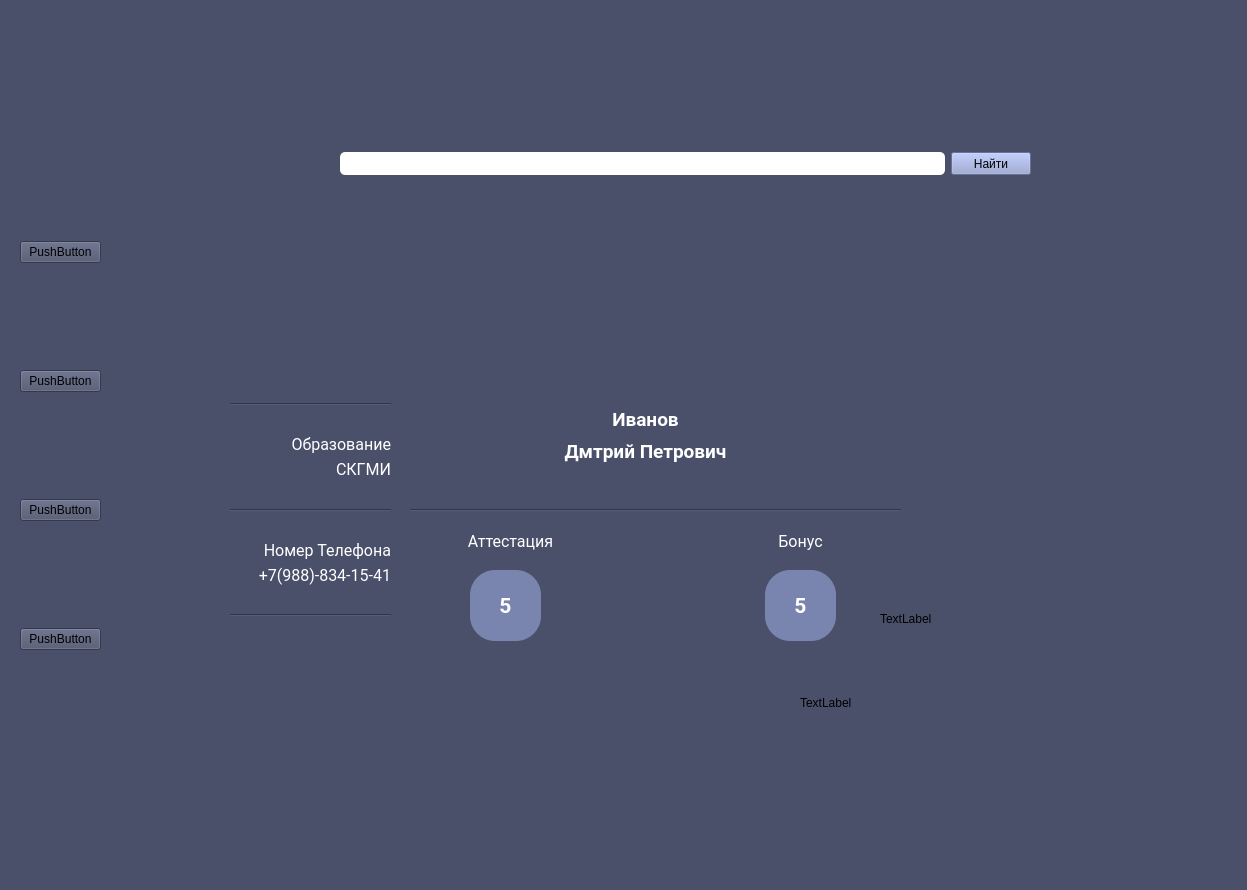
Above: furniture_factory/GUI_designer/main_window.ui from JuryShev/My_project before the change. Below: the same form after it.
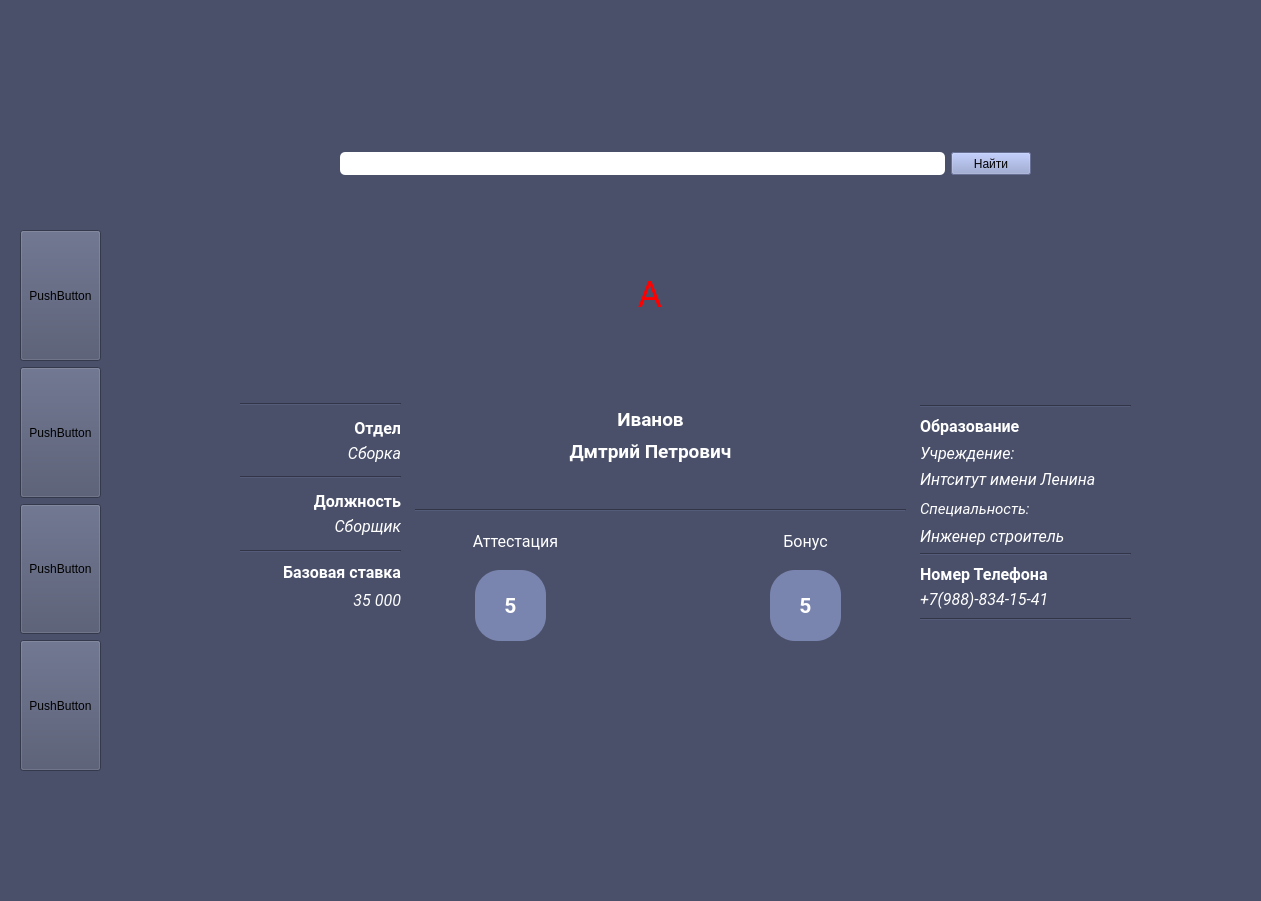
That is the form after the change.

Commit message: remove & edit person add edit date in the label

What changed in the file:
```diff
--- a/furniture_factory/GUI_designer/main_window.ui
+++ b/furniture_factory/GUI_designer/main_window.ui
@@ -6,8 +6,8 @@
    <rect>
     <x>0</x>
     <y>0</y>
-    <width>1247</width>
-    <height>890</height>
+    <width>1261</width>
+    <height>901</height>
    </rect>
   </property>
   <property name="sizePolicy">
@@ -42,147 +42,6 @@
      <number>0</number>
     </property>
     <widget class="QWidget" name="Add_person">
-     <widget class="QWidget" name="verticalLayoutWidget">
-      <property name="geometry">
-       <rect>
-        <x>50</x>
-        <y>310</y>
-        <width>161</width>
-        <height>301</height>
-       </rect>
-      </property>
-      <layout class="QVBoxLayout" name="verticalLayout">
-       <item>
-        <spacer name="verticalSpacer_3">
-         <property name="orientation">
-          <enum>Qt::Vertical</enum>
-         </property>
-         <property name="sizeType">
-          <enum>QSizePolicy::Fixed</enum>
-         </property>
-         <property name="sizeHint" stdset="0">
-          <size>
-           <width>30</width>
-           <height>33</height>
-          </size>
-         </property>
-        </spacer>
-       </item>
-       <item>
-        <widget class="Line" name="line">
-         <property name="orientation">
-          <enum>Qt::Horizontal</enum>
-         </property>
-        </widget>
-       </item>
-       <item>
-        <widget class="QLabel" name="label">
-         <property name="font">
-          <font>
-           <family>Roboto</family>
-           <pointsize>12</pointsize>
-          </font>
-         </property>
-         <property name="styleSheet">
-          <string notr="true">color: rgb(255, 255, 255);</string>
-         </property>
-         <property name="text">
-          <string>Образование</string>
-         </property>
-         <property name="alignment">
-          <set>Qt::AlignBottom|Qt::AlignRight|Qt::AlignTrailing</set>
-         </property>
-        </widget>
-       </item>
-       <item>
-        <widget class="QLabel" name="label_9">
-         <property name="font">
-          <font>
-           <family>Roboto</family>
-           <pointsize>12</pointsize>
-          </font>
-         </property>
-         <property name="styleSheet">
-          <string notr="true">color: rgb(255, 255, 255);</string>
-         </property>
-         <property name="text">
-          <string>СКГМИ</string>
-         </property>
-         <property name="alignment">
-          <set>Qt::AlignRight|Qt::AlignTop|Qt::AlignTrailing</set>
-         </property>
-        </widget>
-       </item>
-       <item>
-        <widget class="Line" name="line_2">
-         <property name="orientation">
-          <enum>Qt::Horizontal</enum>
-         </property>
-        </widget>
-       </item>
-       <item>
-        <widget class="QLabel" name="label_2">
-         <property name="font">
-          <font>
-           <family>Roboto</family>
-           <pointsize>12</pointsize>
-          </font>
-         </property>
-         <property name="styleSheet">
-          <string notr="true">color: rgb(255, 255, 255);</string>
-         </property>
-         <property name="text">
-          <string>Номер Телефона</string>
-         </property>
-         <property name="alignment">
-          <set>Qt::AlignBottom|Qt::AlignRight|Qt::AlignTrailing</set>
-         </property>
-        </widget>
-       </item>
-       <item>
-        <widget class="QLabel" name="label_10">
-         <property name="font">
-          <font>
-           <family>Roboto</family>
-           <pointsize>12</pointsize>
-          </font>
-         </property>
-         <property name="styleSheet">
-          <string notr="true">color: rgb(255, 255, 255);</string>
-         </property>
-         <property name="text">
-          <string>+7(988)-834-15-41</string>
-         </property>
-         <property name="alignment">
-          <set>Qt::AlignRight|Qt::AlignTop|Qt::AlignTrailing</set>
-         </property>
-        </widget>
-       </item>
-       <item>
-        <widget class="Line" name="line_4">
-         <property name="orientation">
-          <enum>Qt::Horizontal</enum>
-         </property>
-        </widget>
-       </item>
-       <item>
-        <spacer name="verticalSpacer_4">
-         <property name="orientation">
-          <enum>Qt::Vertical</enum>
-         </property>
-         <property name="sizeType">
-          <enum>QSizePolicy::Fixed</enum>
-         </property>
-         <property name="sizeHint" stdset="0">
-          <size>
-           <width>20</width>
-           <height>54</height>
-          </size>
-         </property>
-        </spacer>
-       </item>
-      </layout>
-     </widget>
      <widget class="QWidget" name="gridLayoutWidget_2">
       <property name="geometry">
        <rect>
@@ -293,7 +152,7 @@
      <widget class="QLabel" name="Name_1_2">
       <property name="geometry">
        <rect>
-        <x>365</x>
+        <x>370</x>
         <y>380</y>
         <width>201</width>
         <height>41</height>
@@ -320,7 +179,7 @@
      <widget class="QLabel" name="label_4">
       <property name="geometry">
        <rect>
-        <x>365</x>
+        <x>370</x>
         <y>330</y>
         <width>201</width>
         <height>41</height>
@@ -347,7 +206,7 @@
      <widget class="Line" name="line_3">
       <property name="geometry">
        <rect>
-        <x>230</x>
+        <x>235</x>
         <y>440</y>
         <width>491</width>
         <height>20</height>
@@ -360,7 +219,7 @@
      <widget class="QLabel" name="label_5">
       <property name="geometry">
        <rect>
-        <x>520</x>
+        <x>525</x>
         <y>460</y>
         <width>201</width>
         <height>31</height>
@@ -387,7 +246,7 @@
      <widget class="QLabel" name="label_6">
       <property name="geometry">
        <rect>
-        <x>230</x>
+        <x>235</x>
         <y>460</y>
         <width>201</width>
         <height>31</height>
@@ -414,7 +273,7 @@
      <widget class="QLabel" name="label_7">
       <property name="geometry">
        <rect>
-        <x>585</x>
+        <x>590</x>
         <y>510</y>
         <width>71</width>
         <height>71</height>
@@ -444,7 +303,7 @@
      <widget class="QLabel" name="label_8">
       <property name="geometry">
        <rect>
-        <x>290</x>
+        <x>295</x>
         <y>510</y>
         <width>71</width>
         <height>71</height>
@@ -471,30 +330,218 @@
        <set>Qt::AlignCenter</set>
       </property>
      </widget>
+     <widget class="QWidget" name="verticalLayoutWidget_2">
+      <property name="geometry">
+       <rect>
+        <x>60</x>
+        <y>310</y>
+        <width>161</width>
+        <height>301</height>
+       </rect>
+      </property>
+      <layout class="QVBoxLayout" name="verticalLayout_2">
+       <item>
+        <spacer name="verticalSpacer_5">
+         <property name="orientation">
+          <enum>Qt::Vertical</enum>
+         </property>
+         <property name="sizeType">
+          <enum>QSizePolicy::Fixed</enum>
+         </property>
+         <property name="sizeHint" stdset="0">
+          <size>
+           <width>30</width>
+           <height>33</height>
+          </size>
+         </property>
+        </spacer>
+       </item>
+       <item>
+        <widget class="Line" name="line_5">
+         <property name="orientation">
+          <enum>Qt::Horizontal</enum>
+         </property>
+        </widget>
+       </item>
+       <item>
+        <widget class="QLabel" name="label_12">
+         <property name="font">
+          <font>
+           <family>Roboto</family>
+           <pointsize>12</pointsize>
+           <weight>75</weight>
+           <bold>true</bold>
+          </font>
+         </property>
+         <property name="styleSheet">
+          <string notr="true">color: rgb(255, 255, 255);</string>
+         </property>
+         <property name="text">
+          <string>Отдел</string>
+         </property>
+         <property name="alignment">
+          <set>Qt::AlignBottom|Qt::AlignRight|Qt::AlignTrailing</set>
+         </property>
+        </widget>
+       </item>
+       <item>
+        <widget class="QLabel" name="label_13">
+         <property name="font">
+          <font>
+           <family>Roboto</family>
+           <pointsize>12</pointsize>
+           <italic>true</italic>
+          </font>
+         </property>
+         <property name="styleSheet">
+          <string notr="true">color: rgb(255, 255, 255);</string>
+         </property>
+         <property name="text">
+          <string>Сборка</string>
+         </property>
+         <property name="alignment">
+          <set>Qt::AlignRight|Qt::AlignTop|Qt::AlignTrailing</set>
+         </property>
+        </widget>
+       </item>
+       <item>
+        <widget class="Line" name="line_6">
+         <property name="orientation">
+          <enum>Qt::Horizontal</enum>
+         </property>
+        </widget>
+       </item>
+       <item>
+        <widget class="QLabel" name="label_14">
+         <property name="font">
+          <font>
+           <family>Roboto</family>
+           <pointsize>12</pointsize>
+           <weight>75</weight>
+           <bold>true</bold>
+          </font>
+         </property>
+         <property name="styleSheet">
+          <string notr="true">color: rgb(255, 255, 255);</string>
+         </property>
+         <property name="text">
+          <string>Должность</string>
+         </property>
+         <property name="alignment">
+          <set>Qt::AlignBottom|Qt::AlignRight|Qt::AlignTrailing</set>
+         </property>
+        </widget>
+       </item>
+       <item>
+        <widget class="QLabel" name="label_15">
+         <property name="font">
+          <font>
+           <family>Roboto</family>
+           <pointsize>12</pointsize>
+           <italic>true</italic>
+          </font>
+         </property>
+         <property name="styleSheet">
+          <string notr="true">color: rgb(255, 255, 255);</string>
+         </property>
+         <property name="text">
+          <string>Сборщик</string>
+         </property>
+         <property name="alignment">
+          <set>Qt::AlignRight|Qt::AlignTop|Qt::AlignTrailing</set>
+         </property>
+        </widget>
+       </item>
+       <item>
+        <widget class="Line" name="line_7">
+         <property name="orientation">
+          <enum>Qt::Horizontal</enum>
+         </property>
+        </widget>
+       </item>
+       <item>
+        <widget class="QLabel" name="label_18">
+         <property name="font">
+          <font>
+           <family>Roboto</family>
+           <pointsize>12</pointsize>
+           <weight>75</weight>
+           <italic>false</italic>
+           <bold>true</bold>
+          </font>
+         </property>
+         <property name="styleSheet">
+          <string notr="true">color: rgb(255, 255, 255);</string>
+         </property>
+         <property name="text">
+          <string>Базовая ставка</string>
+         </property>
+         <property name="alignment">
+          <set>Qt::AlignRight|Qt::AlignTrailing|Qt::AlignVCenter</set>
+         </property>
+        </widget>
+       </item>
+       <item>
+        <widget class="QLabel" name="label_19">
+         <property name="font">
+          <font>
+           <family>Roboto</family>
+           <pointsize>12</pointsize>
+           <italic>true</italic>
+          </font>
+         </property>
+         <property name="styleSheet">
+          <string notr="true">color: rgb(255, 255, 255);</string>
+         </property>
+         <property name="text">
+          <string>35 000</string>
+         </property>
+         <property name="alignment">
+          <set>Qt::AlignRight|Qt::AlignTop|Qt::AlignTrailing</set>
+         </property>
+        </widget>
+       </item>
+       <item>
+        <spacer name="verticalSpacer_6">
+         <property name="orientation">
+          <enum>Qt::Vertical</enum>
+         </property>
+         <property name="sizeType">
+          <enum>QSizePolicy::Fixed</enum>
+         </property>
+         <property name="sizeHint" stdset="0">
+          <size>
+           <width>20</width>
+           <height>54</height>
+          </size>
+         </property>
+        </spacer>
+       </item>
+      </layout>
+     </widget>
      <widget class="QLabel" name="label_3">
       <property name="geometry">
        <rect>
-        <x>700</x>
-        <y>540</y>
-        <width>159</width>
-        <height>38</height>
+        <x>406</x>
+        <y>170</y>
+        <width>128</width>
+        <height>128</height>
        </rect>
       </property>
-      <property name="text">
-       <string>TextLabel</string>
+      <property name="font">
+       <font>
+        <family>Roboto</family>
+        <pointsize>28</pointsize>
+       </font>
       </property>
-     </widget>
-     <widget class="QLabel" name="label_11">
-      <property name="geometry">
-       <rect>
-        <x>620</x>
-        <y>620</y>
-        <width>159</width>
-        <height>46</height>
-       </rect>
+      <property name="styleSheet">
+       <string notr="true">color: rgb(255, 0, 0);</string>
       </property>
       <property name="text">
-       <string>TextLabel</string>
+       <string>A</string>
+      </property>
+      <property name="alignment">
+       <set>Qt::AlignCenter</set>
       </property>
      </widget>
     </widget>
@@ -505,39 +552,302 @@
     <property name="geometry">
      <rect>
       <x>20</x>
-      <y>140</y>
+      <y>200</y>
       <width>81</width>
       <height>611</height>
      </rect>
     </property>
     <layout class="QVBoxLayout" name="verticalLayout_3">
      <item>
-      <widget class="QPushButton" name="pushButton_3">
+      <spacer name="verticalSpacer_7">
+       <property name="orientation">
+        <enum>Qt::Vertical</enum>
+       </property>
+       <property name="sizeType">
+        <enum>QSizePolicy::Fixed</enum>
+       </property>
+       <property name="sizeHint" stdset="0">
+        <size>
+         <width>20</width>
+         <height>30</height>
+        </size>
+       </property>
+      </spacer>
+     </item>
+     <item>
+      <widget class="QToolButton" name="toolButton_3">
+       <property name="sizePolicy">
+        <sizepolicy hsizetype="Preferred" vsizetype="Preferred">
+         <horstretch>0</horstretch>
+         <verstretch>0</verstretch>
+        </sizepolicy>
+       </property>
        <property name="text">
         <string>PushButton</string>
        </property>
       </widget>
      </item>
      <item>
-      <widget class="QPushButton" name="pushButton_5">
+      <widget class="QToolButton" name="toolButton_5">
+       <property name="sizePolicy">
+        <sizepolicy hsizetype="Preferred" vsizetype="Preferred">
+         <horstretch>0</horstretch>
+         <verstretch>0</verstretch>
+        </sizepolicy>
+       </property>
        <property name="text">
         <string>PushButton</string>
        </property>
       </widget>
      </item>
      <item>
-      <widget class="QPushButton" name="pushButton_4">
+      <widget class="QToolButton" name="toolButton_4">
+       <property name="sizePolicy">
+        <sizepolicy hsizetype="Preferred" vsizetype="Preferred">
+         <horstretch>0</horstretch>
+         <verstretch>0</verstretch>
+        </sizepolicy>
+       </property>
        <property name="text">
         <string>PushButton</string>
        </property>
       </widget>
      </item>
      <item>
-      <widget class="QPushButton" name="pushButton_2">
+      <widget class="QToolButton" name="toolButton_2">
+       <property name="sizePolicy">
+        <sizepolicy hsizetype="Preferred" vsizetype="Preferred">
+         <horstretch>0</horstretch>
+         <verstretch>0</verstretch>
+        </sizepolicy>
+       </property>
        <property name="text">
         <string>PushButton</string>
        </property>
       </widget>
+     </item>
+     <item>
+      <spacer name="verticalSpacer_8">
+       <property name="orientation">
+        <enum>Qt::Vertical</enum>
+       </property>
+       <property name="sizeType">
+        <enum>QSizePolicy::Fixed</enum>
+       </property>
+       <property name="sizeHint" stdset="0">
+        <size>
+         <width>20</width>
+         <height>40</height>
+        </size>
+       </property>
+      </spacer>
+     </item>
+    </layout>
+   </widget>
+   <widget class="QWidget" name="verticalLayoutWidget">
+    <property name="geometry">
+     <rect>
+      <x>920</x>
+      <y>370</y>
+      <width>211</width>
+      <height>301</height>
+     </rect>
+    </property>
+    <layout class="QVBoxLayout" name="verticalLayout">
+     <item>
+      <spacer name="verticalSpacer_3">
+       <property name="orientation">
+        <enum>Qt::Vertical</enum>
+       </property>
+       <property name="sizeType">
+        <enum>QSizePolicy::Fixed</enum>
+       </property>
+       <property name="sizeHint" stdset="0">
+        <size>
+         <width>30</width>
+         <height>35</height>
+        </size>
+       </property>
+      </spacer>
+     </item>
+     <item>
+      <widget class="Line" name="line">
+       <property name="orientation">
+        <enum>Qt::Horizontal</enum>
+       </property>
+      </widget>
+     </item>
+     <item>
+      <widget class="QLabel" name="label">
+       <property name="font">
+        <font>
+         <family>Roboto</family>
+         <pointsize>12</pointsize>
+         <weight>75</weight>
+         <bold>true</bold>
+        </font>
+       </property>
+       <property name="styleSheet">
+        <string notr="true">color: rgb(255, 255, 255);</string>
+       </property>
+       <property name="text">
+        <string>Образование</string>
+       </property>
+       <property name="alignment">
+        <set>Qt::AlignBottom|Qt::AlignLeading|Qt::AlignLeft</set>
+       </property>
+      </widget>
+     </item>
+     <item>
+      <widget class="QLabel" name="label_9">
+       <property name="font">
+        <font>
+         <family>Roboto</family>
+         <pointsize>12</pointsize>
+         <italic>true</italic>
+        </font>
+       </property>
+       <property name="styleSheet">
+        <string notr="true">color: rgb(255, 255, 255);</string>
+       </property>
+       <property name="text">
+        <string>Учреждение:</string>
+       </property>
+       <property name="alignment">
+        <set>Qt::AlignLeading|Qt::AlignLeft|Qt::AlignVCenter</set>
+       </property>
+      </widget>
+     </item>
+     <item>
+      <widget class="QLabel" name="label_16">
+       <property name="font">
+        <font>
+         <family>Roboto</family>
+         <pointsize>12</pointsize>
+         <italic>true</italic>
+        </font>
+       </property>
+       <property name="styleSheet">
+        <string notr="true">color: rgb(255, 255, 255);</string>
+       </property>
+       <property name="text">
+        <string>Интситут имени Ленина</string>
+       </property>
+       <property name="alignment">
+        <set>Qt::AlignLeading|Qt::AlignLeft|Qt::AlignTop</set>
+       </property>
+      </widget>
+     </item>
+     <item>
+      <widget class="QLabel" name="label_11">
+       <property name="font">
+        <font>
+         <family>Roboto</family>
+         <pointsize>11</pointsize>
+         <italic>true</italic>
+        </font>
+       </property>
+       <property name="styleSheet">
+        <string notr="true">color: rgb(255, 255, 255);</string>
+       </property>
+       <property name="text">
+        <string>Специальность:</string>
+       </property>
+       <property name="alignment">
+        <set>Qt::AlignLeading|Qt::AlignLeft|Qt::AlignVCenter</set>
+       </property>
+      </widget>
+     </item>
+     <item>
+      <widget class="QLabel" name="label_17">
+       <property name="font">
+        <font>
+         <family>Roboto</family>
+         <pointsize>12</pointsize>
+         <italic>true</italic>
+        </font>
+       </property>
+       <property name="styleSheet">
+        <string notr="true">color: rgb(255, 255, 255);</string>
+       </property>
+       <property name="text">
+        <string>Инженер строитель</string>
+       </property>
+       <property name="alignment">
+        <set>Qt::AlignLeading|Qt::AlignLeft|Qt::AlignVCenter</set>
+       </property>
+      </widget>
+     </item>
+     <item>
+      <widget class="Line" name="line_2">
+       <property name="orientation">
+        <enum>Qt::Horizontal</enum>
+       </property>
+      </widget>
+     </item>
+     <item>
+      <widget class="QLabel" name="label_2">
+       <property name="font">
+        <font>
+         <family>Roboto</family>
+         <pointsize>12</pointsize>
+         <weight>75</weight>
+         <bold>true</bold>
+        </font>
+       </property>
+       <property name="styleSheet">
+        <string notr="true">color: rgb(255, 255, 255);</string>
+       </property>
+       <property name="text">
+        <string>Номер Телефона</string>
+       </property>
+       <property name="alignment">
+        <set>Qt::AlignBottom|Qt::AlignLeading|Qt::AlignLeft</set>
+       </property>
+      </widget>
+     </item>
+     <item>
+      <widget class="QLabel" name="label_10">
+       <property name="font">
+        <font>
+         <family>Roboto</family>
+         <pointsize>12</pointsize>
+         <italic>true</italic>
+        </font>
+       </property>
+       <property name="styleSheet">
+        <string notr="true">color: rgb(255, 255, 255);</string>
+       </property>
+       <property name="text">
+        <string>+7(988)-834-15-41</string>
+       </property>
+       <property name="alignment">
+        <set>Qt::AlignLeading|Qt::AlignLeft|Qt::AlignTop</set>
+       </property>
+      </widget>
+     </item>
+     <item>
+      <widget class="Line" name="line_4">
+       <property name="orientation">
+        <enum>Qt::Horizontal</enum>
+       </property>
+      </widget>
+     </item>
+     <item>
+      <spacer name="verticalSpacer_4">
+       <property name="orientation">
+        <enum>Qt::Vertical</enum>
+       </property>
+       <property name="sizeType">
+        <enum>QSizePolicy::Fixed</enum>
+       </property>
+       <property name="sizeHint" stdset="0">
+        <size>
+         <width>20</width>
+         <height>50</height>
+        </size>
+       </property>
+      </spacer>
      </item>
     </layout>
    </widget>
```
Left out of the diff: 4 changed lines with no effect on the pictures. The commit also changes 7 other files.
